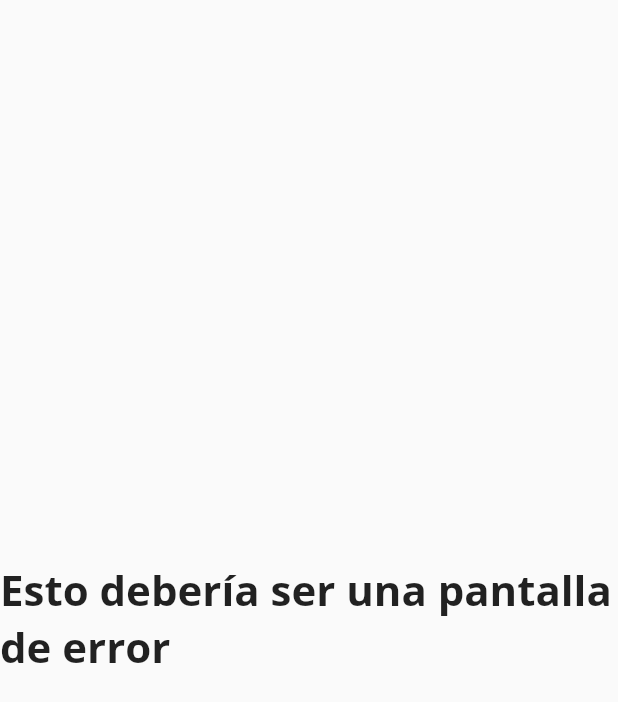
After one commit to mondracode/orexi, a Flutter app: the Error screen opened directly, on a phone screen of 412 x 824 dp. The commit adds this screen. Shown: the top 702 px of the screen. Run offline on Flutter 3.47's test engine with Material 2 defaults, Android fonts, the phone set to English and light mode, and no system bars; our stand-ins replace cloud_firestore, firebase_core; accounts and stored records are empty.

Commit message:
Added complementary screens and Firestore support

```diff
--- /dev/null
+++ b/lib/screens/error/error_screen.dart
@@ -0,0 +1,21 @@
+import 'package:flutter/material.dart';
+
+class Error extends StatelessWidget {
+  const Error({Key key}) : super(key: key);
+
+  @override
+  Widget build(BuildContext context) {
+    //Size size = MediaQuery.of(context).size;
+    return Scaffold(
+        body: Container(
+      alignment: Alignment.center,
+      child: Text(
+        "Esto debería ser una pantalla de error",
+        style: TextStyle(
+          fontWeight: FontWeight.bold,
+          fontSize: 28.0,
+        ),
+      ),
+    ));
+  }
+}
```
Also changed, not shown: lib/main.dart (+43 -1 lines), lib/screens/loading/loading_screen.dart (added, +21 -0 lines).
